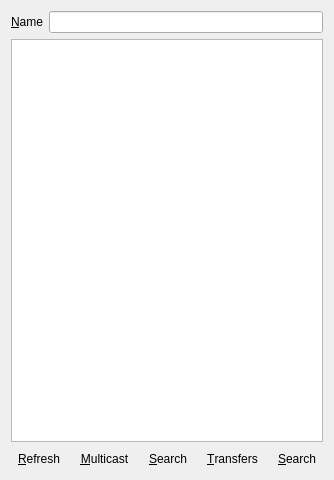
Before: the Qt Designer form ui/peerdialog.ui in shaan7/Kapotah, drawn with Qt 5.
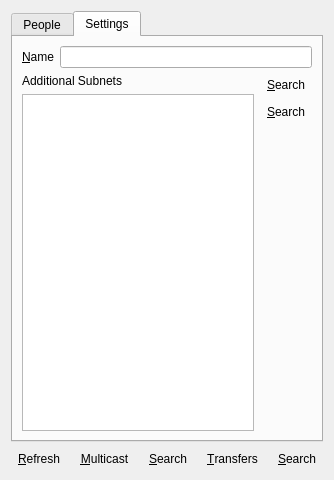
After: the same form once the commit is applied. The open tabs and pages were chosen to show the change. Icons and pictures are not drawn.

Commit message: Make it possible to add additional subnets.

Patch:
```diff
--- a/ui/peerdialog.ui
+++ b/ui/peerdialog.ui
@@ -9,7 +9,7 @@
    <rect>
     <x>0</x>
     <y>0</y>
-    <width>240</width>
+    <width>226</width>
     <height>480</height>
    </rect>
   </property>
@@ -19,8 +19,28 @@
   <property name="layoutDirection">
    <enum>Qt::LeftToRight</enum>
   </property>
+  <layout class="QVBoxLayout" name="verticalLayout_2">
+   <item>
+    <widget class="QTabWidget" name="tabWidget">
+     <property name="currentIndex">
+      <number>0</number>
+     </property>
+     <widget class="QWidget" name="tab">
+      <attribute name="title">
+       <string>People</string>
+      </attribute>
   <layout class="QVBoxLayout" name="verticalLayout">
    <item>
+        <widget class="QListView" name="peersListView"/>
+       </item>
+      </layout>
+     </widget>
+     <widget class="QWidget" name="tab_2">
+      <attribute name="title">
+       <string>Settings</string>
+      </attribute>
+      <layout class="QVBoxLayout" name="verticalLayout_5">
+       <item>
     <layout class="QHBoxLayout" name="horizontalLayout_2">
      <item>
       <widget class="QLabel" name="label">
@@ -38,7 +58,107 @@
     </layout>
    </item>
    <item>
-    <widget class="QListView" name="peersListView"/>
+        <layout class="QHBoxLayout" name="horizontalLayout_3">
+         <item>
+          <layout class="QVBoxLayout" name="verticalLayout_4">
+           <item>
+            <widget class="QLabel" name="label_2">
+             <property name="text">
+              <string>Additional Subnets</string>
+             </property>
+            </widget>
+           </item>
+           <item>
+            <widget class="QListWidget" name="subnetsListWidget"/>
+           </item>
+          </layout>
+         </item>
+         <item>
+          <layout class="QVBoxLayout" name="verticalLayout_3">
+           <item>
+            <widget class="QToolButton" name="addSubnetButton">
+             <property name="minimumSize">
+              <size>
+               <width>0</width>
+               <height>0</height>
+              </size>
+             </property>
+             <property name="baseSize">
+              <size>
+               <width>0</width>
+               <height>0</height>
+              </size>
+             </property>
+             <property name="text">
+              <string>&amp;Search</string>
+             </property>
+             <property name="icon">
+              <iconset resource="../systray.qrc">
+               <normaloff>:/images/list-add.png</normaloff>:/images/list-add.png</iconset>
+             </property>
+             <property name="iconSize">
+              <size>
+               <width>32</width>
+               <height>32</height>
+              </size>
+             </property>
+             <property name="autoRaise">
+              <bool>true</bool>
+             </property>
+            </widget>
+           </item>
+           <item>
+            <widget class="QToolButton" name="removeSubnetButton">
+             <property name="minimumSize">
+              <size>
+               <width>0</width>
+               <height>0</height>
+              </size>
+             </property>
+             <property name="baseSize">
+              <size>
+               <width>0</width>
+               <height>0</height>
+              </size>
+             </property>
+             <property name="text">
+              <string>&amp;Search</string>
+             </property>
+             <property name="icon">
+              <iconset resource="../systray.qrc">
+               <normaloff>:/images/list-remove.png</normaloff>:/images/list-remove.png</iconset>
+             </property>
+             <property name="iconSize">
+              <size>
+               <width>32</width>
+               <height>32</height>
+              </size>
+             </property>
+             <property name="autoRaise">
+              <bool>true</bool>
+             </property>
+            </widget>
+           </item>
+           <item>
+            <spacer name="verticalSpacer">
+             <property name="orientation">
+              <enum>Qt::Vertical</enum>
+             </property>
+             <property name="sizeHint" stdset="0">
+              <size>
+               <width>20</width>
+               <height>40</height>
+              </size>
+             </property>
+            </spacer>
+           </item>
+          </layout>
+         </item>
+        </layout>
+       </item>
+      </layout>
+     </widget>
+    </widget>
    </item>
    <item>
     <layout class="QHBoxLayout" name="horizontalLayout">
```
Left out of the diff: 6 changed lines with no effect on the pictures. Lines whose indentation alone changed are shown as unchanged. The commit also changes 9 other files.
